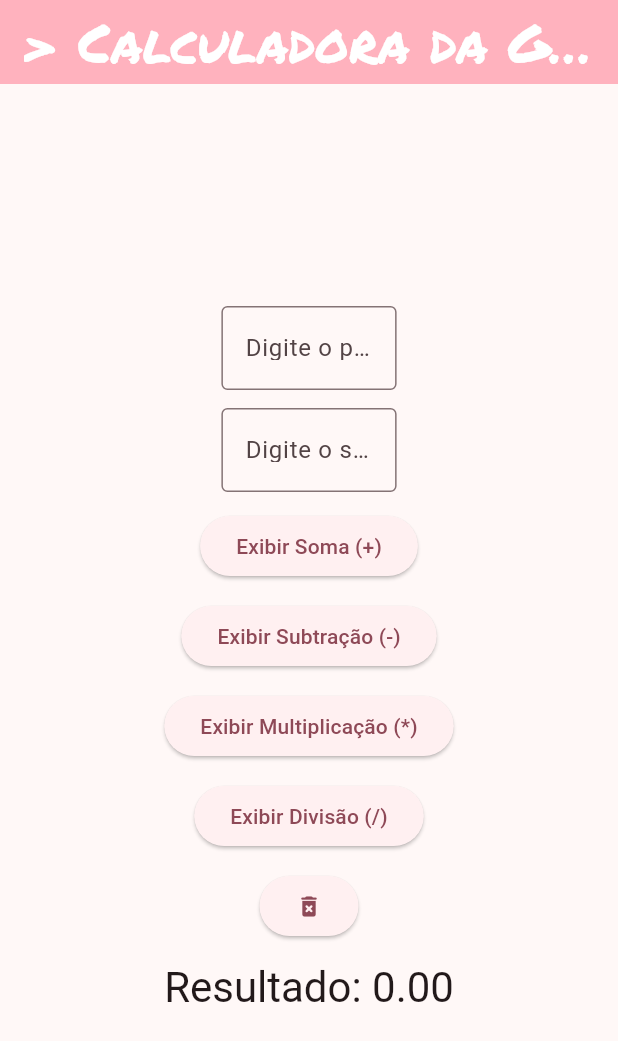
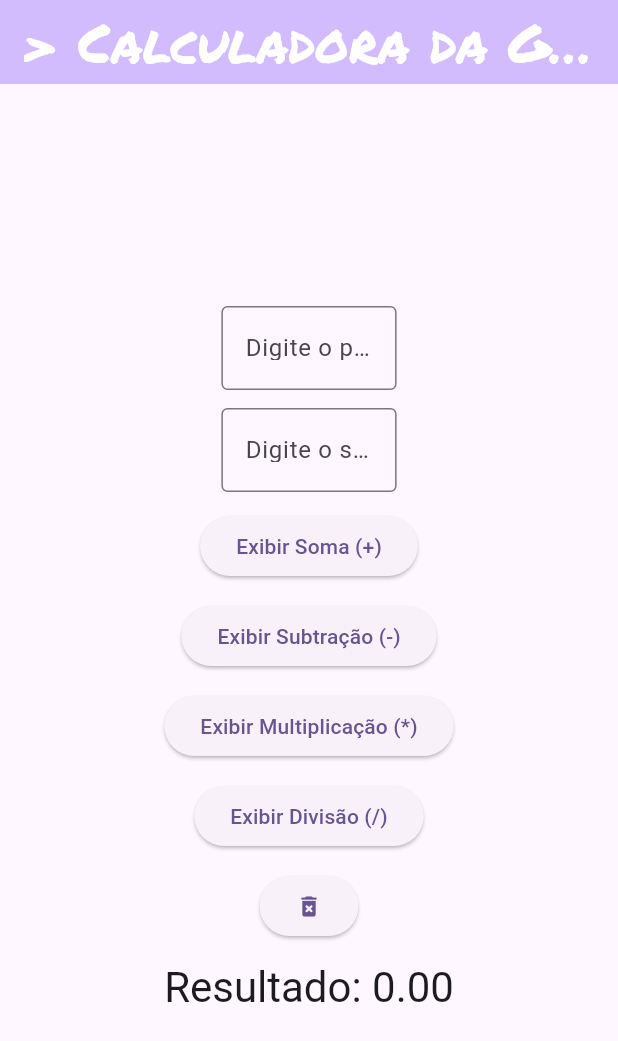
Before and after one commit to gabbiediniz/Calculadora, a Flutter app: the screen it shows after launch, on a phone screen of 412 x 824 dp. Shown: the top 1041 px of the screen. Run offline on Flutter 3.47's test engine with Material 2 defaults, Android fonts, the phone set to English and light mode, and no system bars; our stand-ins replace confetti, firebase_core, google_fonts; accounts and stored records are empty.

Commit message:
Changing color

```diff
--- a/lib/main.dart
+++ b/lib/main.dart
@@ -24,7 +24,7 @@ class MyApp extends StatelessWidget {
       debugShowCheckedModeBanner: false,
       title: 'Calculadora da Gabi',
       theme: ThemeData(
-        colorScheme: ColorScheme.fromSeed(seedColor: Colors.pink.shade500),
+        colorScheme: ColorScheme.fromSeed(seedColor: Colors.deepPurple),
         useMaterial3: true,
       ),
       home: const MyHomePage(),
```
